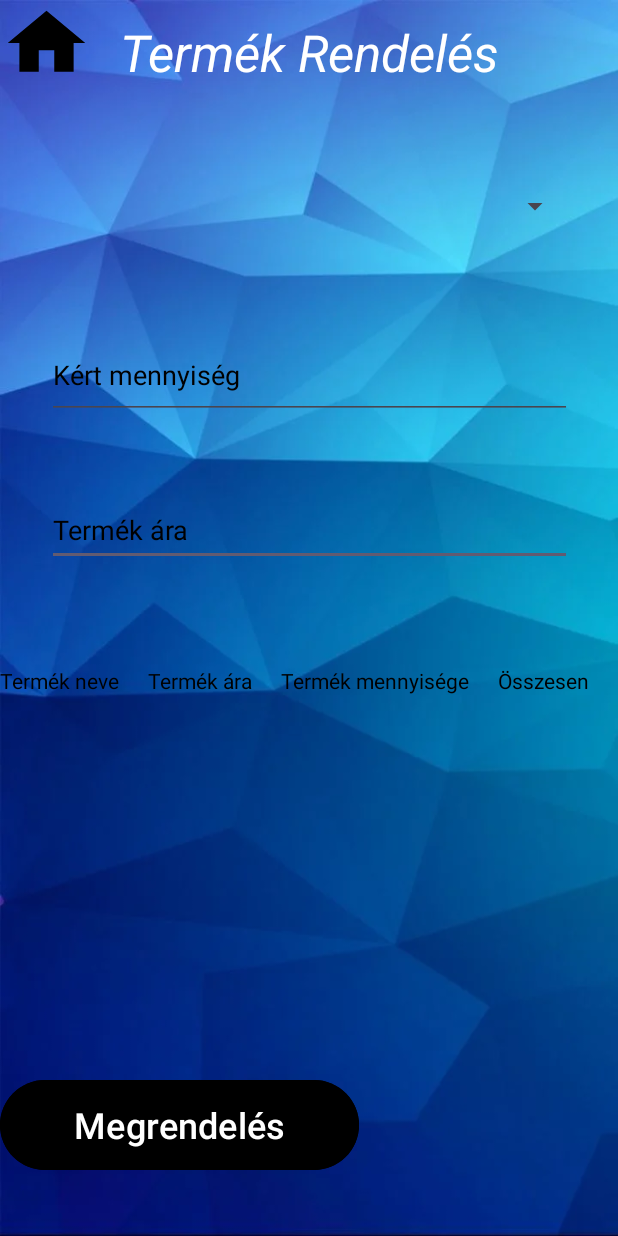
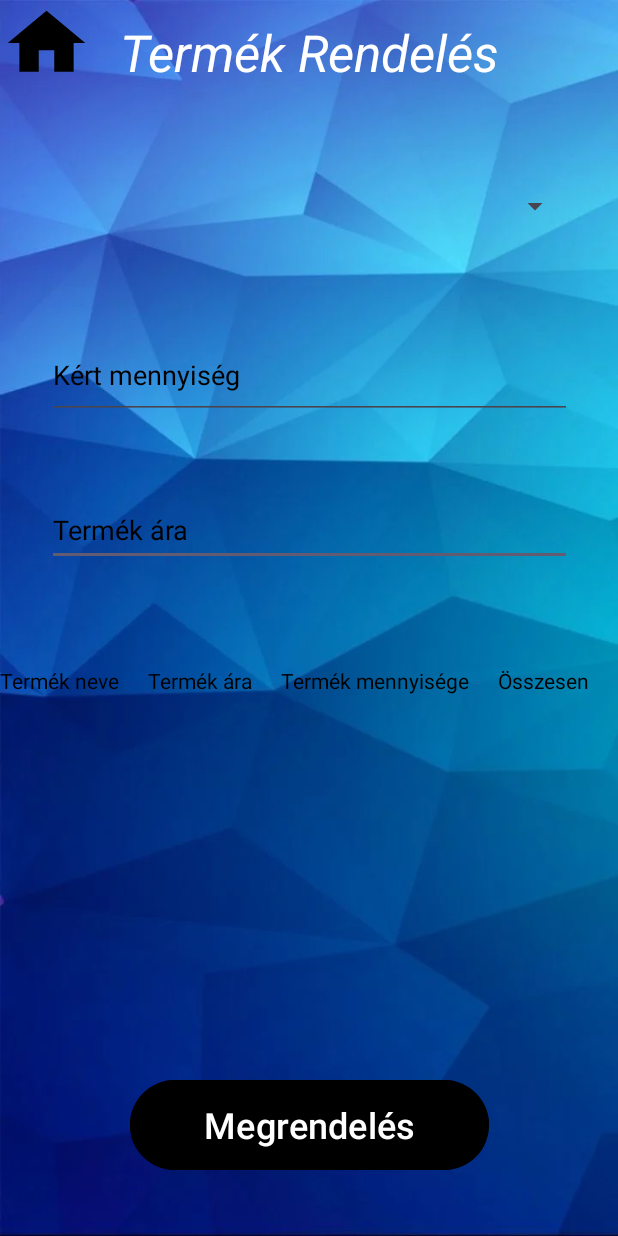
Before and after one commit to ropi0955/Android_Project, an Android app: the NewOrder screen opened directly, with no data from a screen before it, on a phone screen of 412 x 824 dp. Run offline under Robolectric (Android 15) with nearby library versions, the phone set to English and light mode, and no system bars.

Commit message:
frontend changes

```diff
--- a/app/src/main/java/hu/nje/tienda/pages/NewOrder.java
+++ b/app/src/main/java/hu/nje/tienda/pages/NewOrder.java
@@ -66,10 +66,10 @@ public class NewOrder extends AppCompatActivity /*implements AdapterView.OnItemS
 
         ;
 
-        private void initSpinner(int resId, Spinner spinner) {
+        private void initSpinner(int resId, Spinner spinner2) {
             ArrayAdapter<CharSequence> adapter = ArrayAdapter.createFromResource(this, resId, android.R.layout.simple_spinner_item);
             adapter.setDropDownViewResource(android.R.layout.simple_spinner_dropdown_item);
-            spinner.setAdapter(adapter);
+            spinner2.setAdapter(adapter);
         }
     }
 
--- a/app/src/main/res/layout/activity_new_order.xml
+++ b/app/src/main/res/layout/activity_new_order.xml
@@ -33,8 +33,9 @@
         android:textColorLink="@color/black"
         android:textSize="24dp"
         app:layout_constraintBottom_toBottomOf="parent"
-        tools:ignore="MissingConstraints"
-        tools:layout_editor_absoluteX="86dp" />
+        app:layout_constraintEnd_toEndOf="parent"
+        app:layout_constraintStart_toStartOf="parent"
+        tools:ignore="MissingConstraints" />
 
     <EditText
         android:id="@+id/ed2"
@@ -70,7 +71,7 @@
         android:layout_marginStart="50dp"
         android:layout_marginTop="50dp"
         android:layout_marginEnd="50dp"
-        android:layout_marginBottom="100dp"
+        android:clickable="true"
         android:spinnerMode="dropdown"
         app:layout_constraintEnd_toEndOf="parent"
         app:layout_constraintStart_toStartOf="parent"
```
